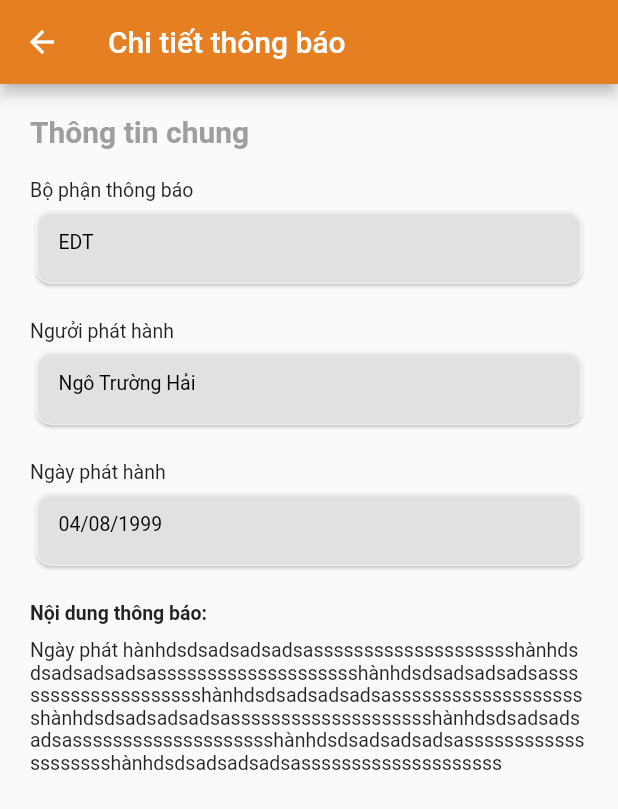
After one commit to ngotruonghai/eBOSS_One, a Flutter app: the DetailCompanyNoticeViewModel screen opened directly, on a phone screen of 412 x 824 dp. The commit adds this screen. Shown: the top 809 px of the screen. Run offline on Flutter 3.47's test engine with Material 2 defaults, Android fonts, the phone set to English and light mode, and no system bars; our stand-ins replace animated_splash_screen, shared_preferences, table_calendar; accounts and stored records are empty.

Commit message:
Chức năng chi tiết thông báo

```diff
--- a/eBOSS One/lib/View/CompanyNotice/CompanyNoticeView.dart
+++ b/eBOSS One/lib/View/CompanyNotice/CompanyNoticeView.dart
@@ -1,5 +1,4 @@
 import 'package:flutter/material.dart';
-
 import '../../Model/CompanyNoticeRecord/CompanyNoticeModel.dart';
 import '../../Services/NetWork/NetWorkRequest.dart';
 import '../../ViewModel/CompanyNotice/ListCompanyNoticeViewModel.dart';
--- /dev/null
+++ b/eBOSS One/lib/View/CompanyNotice/DetailCompanyNoticeViewModel.dart
@@ -0,0 +1,175 @@
+import 'package:flutter/material.dart';
+
+class DetailCompanyNoticeViewModel extends StatefulWidget {
+  @override
+  State<DetailCompanyNoticeViewModel> createState() =>
+      _DetailCompanyNoticeViewModel();
+}
+
+class _DetailCompanyNoticeViewModel
+    extends State<DetailCompanyNoticeViewModel> {
+  @override
+  Widget build(BuildContext context) {
+    double screenWidth = MediaQuery.of(context).size.width;
+    return (Scaffold(
+      appBar: AppBar(
+        title: Text("Chi tiết thông báo"),
+        backgroundColor: Color(0xFFe67e22),
+      ),
+      body: Padding(
+        padding: EdgeInsets.symmetric(horizontal: 20, vertical: 10),
+        child: SingleChildScrollView(
+          child: Column(
+            crossAxisAlignment: CrossAxisAlignment.start,
+            children: [
+              Padding(
+                padding: EdgeInsets.only(top: 10),
+                child: Text(
+                  "Thông tin chung",
+                  style: TextStyle(
+                      fontSize: 20,
+                      fontWeight: FontWeight.bold,
+                      color: Colors.grey,
+                      fontFamily: "Roboto"),
+                ),
+              ),
+              Padding(
+                padding: EdgeInsets.only(top: 20),
+                child: Text(
+                  "Bộ phận thông báo",
+                  style: TextStyle(
+                      fontSize: 13,
+                      color: Colors.black87,
+                      fontFamily: "Roboto"),
+                ),
+              ),
+              Padding(
+                  padding: EdgeInsets.only(top: 1),
+                  child: Card(
+                      color: Colors.white60,
+                      shape: RoundedRectangleBorder(
+                        side: BorderSide(
+                          color: Colors.white70,
+                          width: 0.0,
+                        ),
+                        borderRadius: BorderRadius.circular(10.0),
+                      ),
+                      child: Container(
+                        width: double.infinity,
+                        height: 50,
+                        child: Padding(
+                          padding: EdgeInsets.only(left: 15, top: 15),
+                          child: Text(
+                            "EDT",
+                            style: TextStyle(
+                                fontSize: 13,
+                                color: Colors.black,
+                                fontFamily: "Roboto"),
+                          ),
+                        ),
+                      ))),
+              Padding(
+                padding: EdgeInsets.only(top: 20),
+                child: Text(
+                  "Ngưởi phát hành",
+                  style: TextStyle(
+                      fontSize: 13,
+                      color: Colors.black87,
+                      fontFamily: "Roboto"),
+                ),
+              ),
+              Padding(
+                  padding: EdgeInsets.only(top: 1),
+                  child: Card(
+                      color: Colors.white60,
+                      shape: RoundedRectangleBorder(
+                        side: BorderSide(
+                          color: Colors.white70,
+                          width: 0.0,
+                        ),
+                        borderRadius: BorderRadius.circular(10.0),
+                      ),
+                      child: Container(
+                        width: double.infinity,
+                        height: 50,
+                        child: Padding(
+                          padding: EdgeInsets.only(left: 15, top: 15),
+                          child: Text(
+                            "Ngô Trường Hải",
+                            style: TextStyle(
+                                fontSize: 13,
+                                color: Colors.black,
+                                fontFamily: "Roboto"),
+                          ),
+                        ),
+                      ))),
+              Padding(
+                padding: EdgeInsets.only(top: 20),
+                child: Text(
+                  "Ngày phát hành",
+                  style: TextStyle(
+                      fontSize: 13,
+                      color: Colors.black87,
+                      fontFamily: "Roboto"),
+                ),
+              ),
+              Padding(
+                  padding: EdgeInsets.only(top: 1),
+                  child: Card(
+                      color: Colors.white60,
+                      shape: RoundedRectangleBorder(
+                        side: BorderSide(
+                          color: Colors.white70,
+                          width: 0.0,
+                        ),
+                        borderRadius: BorderRadius.circular(10.0),
+                      ),
+                      child: Container(
+                        width: double.infinity,
+                        height: 50,
+                        child: Padding(
+                          padding: EdgeInsets.only(left: 15, top: 15),
+                          child: Text(
+                            "04/08/1999",
+                            style: TextStyle(
+                                fontSize: 13,
+                                color: Colors.black,
+                                fontFamily: "Roboto"),
+                          ),
+                        ),
+                      ))),
+              Padding(
+                padding: EdgeInsets.only(top: 20),
+                child: Text(
+                  "Nội dung thông báo:",
+                  style: TextStyle(
+                      fontSize: 13,
+                      color: Colors.black87,
+                      fontWeight: FontWeight.bold,
+                      fontFamily: "Roboto"),
+                ),
+              ),
+              Padding(
+                padding: EdgeInsets.only(top: 10),
+                child: Text(
+                  "Ngày phát hànhdsdsadsadsadsassssssssssssssssssss"
+                      "hànhdsdsadsadsadsasssssssssssssssssssshànhdsdsadsadsadsassssssssssssssssssss"
+                      "hànhdsdsadsadsadsassssssssssssssssssss"
+                      "hànhdsdsadsadsadsassssssssssssssssssss"
+                      "hànhdsdsadsadsadsassssssssssssssssssss"
+                      "hànhdsdsadsadsadsassssssssssssssssssss"
+                      "hànhdsdsadsadsadsassssssssssssssssssss",
+
+                  style: TextStyle(
+                      fontSize: 13,
+                      color: Colors.black87,
+                      fontFamily: "Roboto"),
+                ),
+              ),
+            ],
+          ),
+        ),
+      ),
+    ));
+  }
+}
--- a/eBOSS One/lib/ViewModel/CompanyNotice/ListCompanyNoticeViewModel.dart
+++ b/eBOSS One/lib/ViewModel/CompanyNotice/ListCompanyNoticeViewModel.dart
@@ -1,7 +1,7 @@
 import 'package:flutter/cupertino.dart';
 import 'package:flutter/material.dart';
-
 import '../../Model/CompanyNoticeRecord/CompanyNoticeModel.dart';
+import '../../View/CompanyNotice/DetailCompanyNoticeViewModel.dart';
 
 class ListCompanyNoticeViewModel extends StatelessWidget {
    ListCompanyNoticeViewModel({
@@ -70,9 +70,18 @@ class ListCompanyNoticeViewModel extends StatelessWidget {
                               ],
                             )),
                         Padding(padding: EdgeInsets.only(right: 10),
-                          child: Icon(
-                            Icons.my_library_books,
-                            size: 20,color:  Color(0xFFe17055),
+                          child:InkWell(
+                            onTap: (){
+                              Navigator.push(
+                                context,
+                                MaterialPageRoute(
+                                    builder: (context) => DetailCompanyNoticeViewModel()),
+                              );
+                            },
+                            child:  Icon(
+                              Icons.my_library_books,
+                              size: 20,color:  Color(0xFFe17055),
+                            ),
                           ),)
                       ],
                       mainAxisAlignment: MainAxisAlignment.spaceBetween,
```
